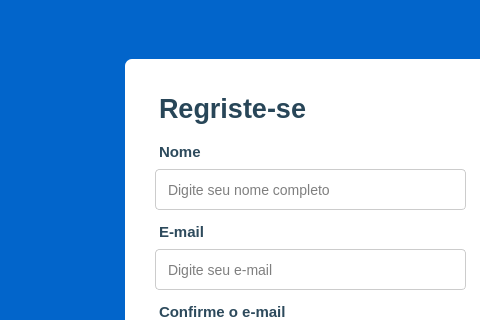
Old version of the form gui/register.ui in the repository Theus021/cadastro_de_alunos; both pictures show x 95 to 575 and y 0 to 320 of the 810 by 600 pixel window.
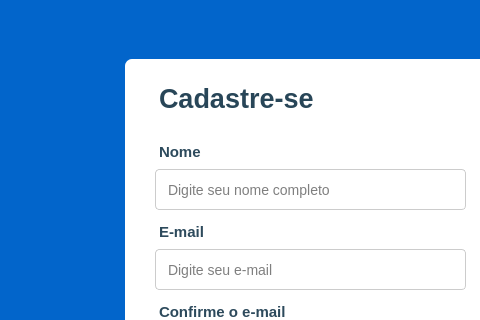
New version of the form. Icons and pictures are not drawn.

Diff of the .ui file:
```diff
--- a/gui/register.ui
+++ b/gui/register.ui
@@ -51,11 +51,16 @@
     <property name="geometry">
      <rect>
       <x>30</x>
-      <y>30</y>
+      <y>20</y>
       <width>171</width>
       <height>51</height>
      </rect>
     </property>
+    <property name="font">
+     <font>
+      <family>Segoe UI</family>
+     </font>
+    </property>
     <property name="readOnly">
      <bool>true</bool>
     </property>
@@ -63,8 +68,8 @@
      <string>&lt;!DOCTYPE HTML PUBLIC &quot;-//W3C//DTD HTML 4.0//EN&quot; &quot;http://www.w3.org/TR/REC-html40/strict.dtd&quot;&gt;
 &lt;html&gt;&lt;head&gt;&lt;meta name=&quot;qrichtext&quot; content=&quot;1&quot; /&gt;&lt;style type=&quot;text/css&quot;&gt;
 p, li { white-space: pre-wrap; }
-&lt;/style&gt;&lt;/head&gt;&lt;body style=&quot; font-family:'MS Shell Dlg 2'; font-size:8.25pt; font-weight:400; font-style:normal;&quot;&gt;
-&lt;p style=&quot; margin-top:12px; margin-bottom:12px; margin-left:0px; margin-right:0px; -qt-block-indent:0; text-indent:0px;&quot;&gt;&lt;span style=&quot; font-family:'Segoe UI'; font-size:20pt; font-weight:696; color:#284658;&quot;&gt;Regriste-se&lt;/span&gt;&lt;/p&gt;&lt;/body&gt;&lt;/html&gt;</string>
+&lt;/style&gt;&lt;/head&gt;&lt;body style=&quot; font-family:'Segoe UI'; font-size:8.25pt; font-weight:400; font-style:normal;&quot;&gt;
+&lt;p style=&quot; margin-top:12px; margin-bottom:12px; margin-left:0px; margin-right:0px; -qt-block-indent:0; text-indent:0px;&quot;&gt;&lt;span style=&quot; font-size:20pt; font-weight:696; color:#284658;&quot;&gt;Cadastre-se&lt;/span&gt;&lt;/p&gt;&lt;/body&gt;&lt;/html&gt;</string>
     </property>
    </widget>
    <widget class="QTextEdit" name="nome_text_input">
```
Left out of the diff: 35 changed lines with no effect on the pictures.
